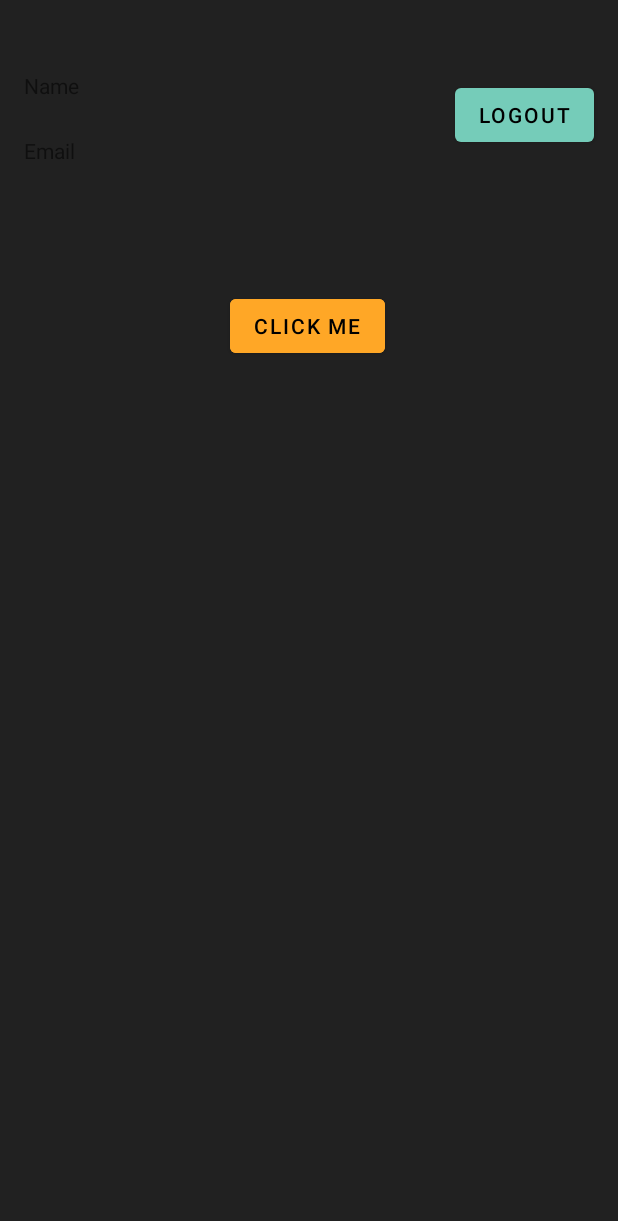
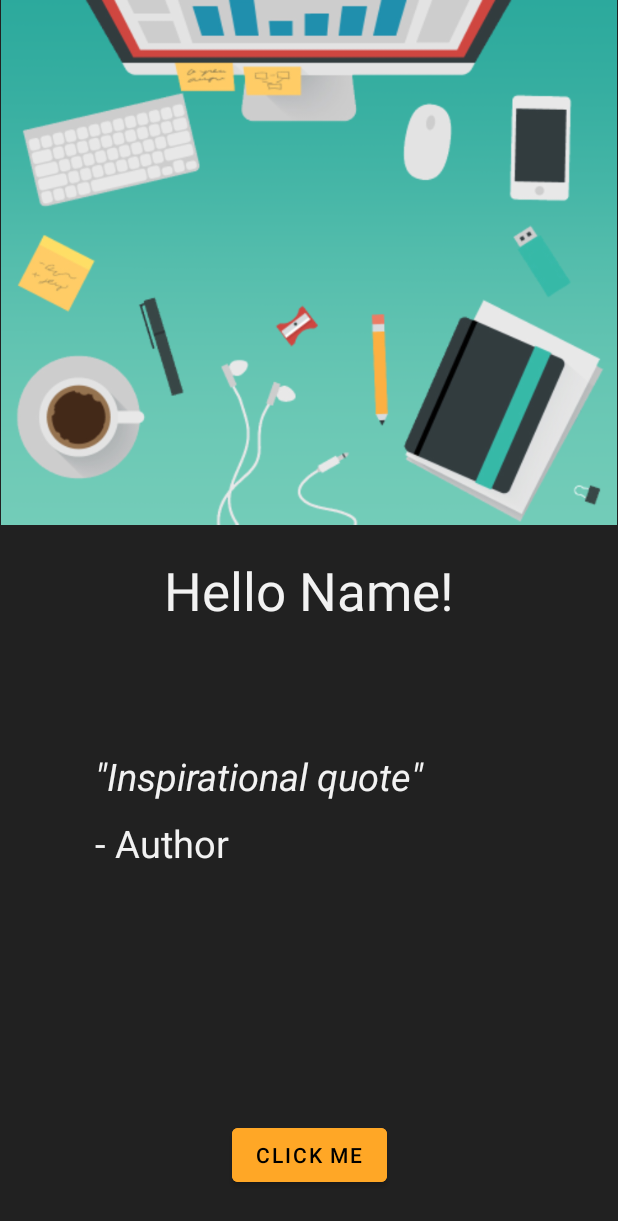
Before and after one commit to antonio-1337/ProdApptivity, an Android app: the screen it shows after launch once a user with an empty profile is signed in (HomeActivity), on a phone screen of 412 x 824 dp. Shown: the top 1221 px of the screen. Run offline under Robolectric (Android 15) with nearby library versions, the phone set to English and light mode, and no system bars; our stand-ins replace Firebase (no records; nobody signed in at launch, a user with empty details on screens opened directly), data binding; libraries missing offline, so code that uses them is left out: org.kodein.di; pictures from the network do not load; 7 statements that could not run were skipped.

Commit message:
welcome page

```diff
--- a/app/src/main/java/com/example/testapplication/data/network/responses/GetQuoteResponse.kt
+++ b/app/src/main/java/com/example/testapplication/data/network/responses/GetQuoteResponse.kt
@@ -1,7 +1,7 @@
 package com.example.testapplication.data.network.responses
 
 data class GetQuoteResponse(
-    val q: String, //quote
-    val a: String, //author
+    var q: String, //quote
+    var a: String, //author
     val h: String //HTML format
 )
--- a/app/src/main/java/com/example/testapplication/ui/home/HomeActivity.kt
+++ b/app/src/main/java/com/example/testapplication/ui/home/HomeActivity.kt
@@ -36,10 +36,13 @@ class HomeActivity : AppCompatActivity(), HomeListener, KodeinAware {
         bindingModel.viewModel = viewModel
         viewModel.homeListener = this
 
+        //get random quote of the day
+        viewModel.getRandomQuote()
+
         val google_account: GoogleSignInAccount? = GoogleSignIn.getLastSignedInAccount(this)
         if (google_account != null){
-            findViewById<TextView>(R.id.textView).text = google_account.displayName
-            findViewById<TextView>(R.id.textView2).text = google_account.email
+            findViewById<TextView>(R.id.textView).text = "Hello " + google_account.givenName + "!"
+            //findViewById<TextView>(R.id.textView2).text = google_account.email
         }
     }
 
@@ -55,9 +58,13 @@ class HomeActivity : AppCompatActivity(), HomeListener, KodeinAware {
     }
 
     override fun onSuccess(response: GetQuoteResponse) {
+
+        //Picasso.get().load(response).into(findViewById<ImageView>(R.id.))
+        findViewById<TextView>(R.id.quote_text).text = response.q
+        findViewById<TextView>(R.id.quote_author).text = response.a
+
         findViewById<ProgressBar>(R.id.homeProgressBar).hide()
-        //Picasso.get().load(response).into(findViewById<ImageView>(R.id.))
-        toast(response.q + " - " + response.a)
+
     }
 
     override fun onError(errorMsg: String) {
--- a/app/src/main/java/com/example/testapplication/ui/home/HomeListener.kt
+++ b/app/src/main/java/com/example/testapplication/ui/home/HomeListener.kt
@@ -4,6 +4,6 @@ import com.example.testapplication.data.network.responses.GetQuoteResponse
 
 interface HomeListener {
     fun onStarted()
-    fun onSuccess(response: GetQuoteResponse)
+    fun onSuccess(getQuoteResponse: GetQuoteResponse)
     fun onError(errorMsg: String)
 }
--- a/app/src/main/java/com/example/testapplication/ui/home/HomeViewModel.kt
+++ b/app/src/main/java/com/example/testapplication/ui/home/HomeViewModel.kt
@@ -1,21 +1,18 @@
 package com.example.testapplication.ui.home
 
-import android.view.View
 import androidx.lifecycle.ViewModel
 import com.example.testapplication.data.repository.UserRepository
 import utils.ApiException
 import utils.Coroutines
 import utils.NoInternetException
 
-class HomeViewModel(
+class HomeViewModel (
         private val userRepository: UserRepository
 ): ViewModel(){
-    var name: String? = null
-    var email: String? = null
 
     var homeListener: HomeListener? = null
 
-    fun getRandomQuote(view: View){
+    fun getRandomQuote(){
         homeListener?.onStarted()
 
         //Main thread Scope
@@ -23,15 +20,11 @@ class HomeViewModel(
             try {
                 val response = userRepository.getRandomQuote()
                 response.let {
-
-                    /*
-                    val gson = Gson()
-                    val arrayRandomQuoteType = object : TypeToken<Array<GetQuoteResponse>>() {}.type
-
-                    var tutorials: Array<GetQuoteResponse> = gson.fromJson(it, arrayTutorialType)
-                    */
-                    homeListener?.onSuccess(it[0])
-                    return@main
+                //metto la citazione fra doppi apici
+                it[0].q = "\"" + it[0].q + "\""
+                it[0].a = "- " + it[0].a
+                homeListener?.onSuccess(it[0])
+                return@main
                 }
                 homeListener?.onError("message object is null")
             }catch (e: ApiException){
@@ -44,4 +37,5 @@ class HomeViewModel(
 
     }
 
+
 }
--- a/app/src/main/res/layout/activity_home.xml
+++ b/app/src/main/res/layout/activity_home.xml
@@ -1,8 +1,7 @@
 <?xml version="1.0" encoding="utf-8"?>
 <layout xmlns:android="http://schemas.android.com/apk/res/android"
     xmlns:app="http://schemas.android.com/apk/res-auto"
-    xmlns:tools="http://schemas.android.com/tools"
-    >
+    xmlns:tools="http://schemas.android.com/tools">
 
     <data>
         <variable
@@ -19,61 +18,98 @@
             android:id="@+id/btn_logout"
             android:layout_width="wrap_content"
             android:layout_height="wrap_content"
+            android:layout_marginStart="20dp"
+            android:layout_marginEnd="40dp"
+            android:layout_marginBottom="30dp"
             android:onClick="logOffUser"
             android:text="LOGOUT"
+            android:visibility="gone"
             app:layout_constraintBottom_toBottomOf="parent"
             app:layout_constraintEnd_toEndOf="parent"
-            app:layout_constraintHorizontal_bias="0.949"
-            app:layout_constraintStart_toStartOf="parent"
-            app:layout_constraintTop_toTopOf="parent"
-            app:layout_constraintVertical_bias="0.068" />
+            app:layout_constraintStart_toEndOf="@+id/button" />
 
         <TextView
             android:id="@+id/textView"
             android:layout_width="wrap_content"
             android:layout_height="wrap_content"
-            android:layout_marginStart="16dp"
-            android:layout_marginTop="47dp"
-            android:text="Name"
+            android:layout_marginStart="60dp"
+            android:layout_marginTop="370dp"
+            android:layout_marginEnd="60dp"
+            android:text="Hello Name!"
+            android:textSize="35sp"
+            app:layout_constraintEnd_toEndOf="parent"
             app:layout_constraintStart_toStartOf="parent"
             app:layout_constraintTop_toTopOf="parent" />
-
-        <TextView
-            android:id="@+id/textView2"
-            android:layout_width="wrap_content"
-            android:layout_height="wrap_content"
-            android:layout_marginStart="16dp"
-            android:layout_marginTop="24dp"
-            android:text="Email"
-            app:layout_constraintStart_toStartOf="parent"
-            app:layout_constraintTop_toBottomOf="@+id/textView" />
 
         <Button
             android:id="@+id/button"
             android:layout_width="wrap_content"
             android:layout_height="wrap_content"
-            android:layout_marginStart="2dp"
-            android:layout_marginTop="46dp"
+            android:layout_marginStart="40dp"
+            android:layout_marginEnd="40dp"
+            android:layout_marginBottom="30dp"
             android:backgroundTint="@color/orange_normal"
-            android:onClick="@{viewModel::getRandomQuote}"
+            android:backgroundTintMode="src_in"
+            android:onClick="@{()->viewModel.getRandomQuote()}"
             android:text="click me"
             app:layout_constraintBottom_toBottomOf="parent"
             app:layout_constraintEnd_toEndOf="parent"
-            app:layout_constraintHorizontal_bias="0.494"
-            app:layout_constraintStart_toStartOf="parent"
-            app:layout_constraintTop_toBottomOf="@+id/btn_logout"
-            app:layout_constraintVertical_bias="0.074" />
+            app:layout_constraintStart_toStartOf="parent" />
 
         <ProgressBar
             android:id="@+id/homeProgressBar"
             style="?android:attr/progressBarStyle"
             android:layout_width="wrap_content"
             android:layout_height="wrap_content"
+            android:layout_marginBottom="230dp"
             android:visibility="gone"
+            app:layout_constraintBottom_toBottomOf="parent"
             app:layout_constraintEnd_toEndOf="parent"
             app:layout_constraintStart_toStartOf="parent"
             app:layout_constraintTop_toBottomOf="@+id/button" />
 
+        <ImageView
+            android:id="@+id/imageView3"
+            android:layout_width="wrap_content"
+            android:layout_height="350dp"
+            android:scaleType="centerInside"
+            app:layout_constraintEnd_toEndOf="parent"
+            app:layout_constraintStart_toStartOf="parent"
+            app:layout_constraintTop_toTopOf="parent"
+            app:srcCompat="@drawable/welcome" />
+
+        <LinearLayout
+            android:id="@+id/quote_container"
+            android:layout_width="286dp"
+            android:layout_height="200dp"
+            android:layout_marginStart="50dp"
+            android:layout_marginTop="440dp"
+            android:layout_marginEnd="50dp"
+            android:gravity="center"
+            android:orientation="vertical"
+            app:layout_constraintEnd_toEndOf="parent"
+            app:layout_constraintStart_toStartOf="parent"
+            app:layout_constraintTop_toTopOf="@+id/imageView3">
+
+            <TextView
+                android:id="@+id/quote_text"
+                android:layout_width="match_parent"
+                android:layout_height="wrap_content"
+                android:gravity="left"
+                android:text='"Inspirational quote"'
+                android:textSize="25sp"
+                android:textStyle="italic" />
+
+            <TextView
+                android:id="@+id/quote_author"
+                android:layout_width="match_parent"
+                android:layout_height="wrap_content"
+                android:layout_marginTop="10dp"
+                android:gravity="start"
+                android:text='- Author'
+                android:textSize="25sp" />
+        </LinearLayout>
+
     </androidx.constraintlayout.widget.ConstraintLayout>
 
 </layout>
--- a/app/src/main/res/values-night/themes.xml
+++ b/app/src/main/res/values-night/themes.xml
@@ -11,8 +11,9 @@
         <item name="colorOnSecondary">@color/black</item>
         <!-- Status bar color. -->
         <item name="android:statusBarColor" tools:targetApi="l">?attr/colorOnSecondary</item>
+
         <!-- Customize your theme here. -->
-
         <item name="android:windowBackground">@color/activity_bg</item>
+        <item name="android:textViewStyle">@style/LightGrayText</item>
     </style>
 </resources>
--- a/app/src/main/res/values/colors.xml
+++ b/app/src/main/res/values/colors.xml
@@ -3,6 +3,8 @@
 
     <color name="black">#FF000000</color>
     <color name="white">#FFFFFFFF</color>
+    <color name="text_default">#F2F2F2</color>
+
 
     <color name="teal_normal">#75ccb9</color>
     <color name="teal_light">#a7ffeb</color>
--- /dev/null
+++ b/app/src/main/res/values/styles.xml
@@ -0,0 +1,11 @@
+<?xml version="1.0" encoding="utf-8"?>
+<resources>
+    <style name="LightGrayText" parent="TextAppearance.AppCompat">
+        <item name="android:textColor">@color/text_default</item>
+    </style>
+
+    <style name="Citazione" parent="TextAppearance.AppCompat">
+        <item name="android:lineSpacingExtra">5sp</item>
+        <item name="android:textStyle">italic</item>
+    </style>
+</resources>
--- a/app/src/main/res/values/themes.xml
+++ b/app/src/main/res/values/themes.xml
@@ -11,8 +11,9 @@
         <item name="colorOnSecondary">@color/black</item>
         <!-- Status bar color. -->
         <item name="android:statusBarColor" tools:targetApi="l">?attr/colorOnSecondary</item>
+
         <!-- Customize your theme here. -->
-
         <item name="android:windowBackground">@color/activity_bg</item>
+        <item name="android:textViewStyle">@style/LightGrayText</item>
     </style>
 </resources>
```
